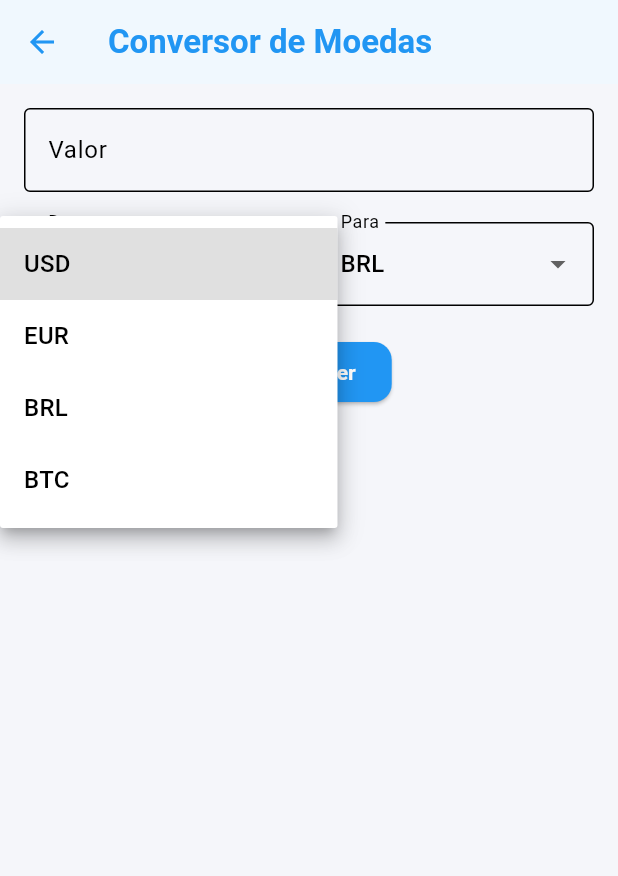
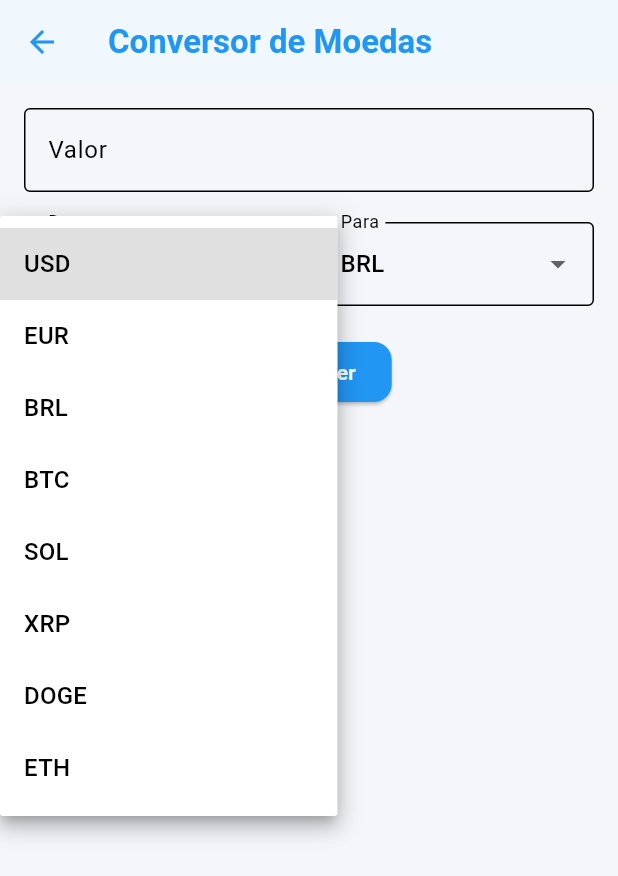
Before and after one commit to Marquin25/Cotation_app, a Flutter app: the ConverterScreen screen opened by its route, after a tap on "USD", on a phone screen of 412 x 824 dp. Shown: the top 876 px of the screen. Run offline on Flutter 3.47's test engine with Material 3 defaults, Android fonts, the light colour scheme and no system bars; project files that could hold a hidden picture were left out.

Commit message:
Adicionando mais moedas

```diff
--- a/lib/screens/converter_screen.dart
+++ b/lib/screens/converter_screen.dart
@@ -17,7 +17,7 @@ class _ConverterScreenState extends State<ConverterScreen> {
   bool _isLoading = false;
   String? _errorMessage;
 
-  final List<String> _currencies = ['USD', 'EUR', 'BRL', 'BTC'];
+  final List<String> _currencies = ['USD', 'EUR', 'BRL', 'BTC', 'SOL', 'XRP', 'DOGE', 'ETH'];
 
   void _convert() async {
     final amount = double.tryParse(_amountController.text) ?? 0.0;
--- a/lib/screens/current_quotes_screen.dart
+++ b/lib/screens/current_quotes_screen.dart
@@ -15,7 +15,7 @@ class _CurrentQuotesScreenState extends State<CurrentQuotesScreen> {
   final CurrencyService _service = CurrencyService();
   late Future<ApiResponse<List<Currency>>> _quotesFuture;
 
-  final List<String> currencies = ['USD', 'EUR', 'BRL', 'BTC', 'ETH', 'XRP', 'SOL'];
+  final List<String> currencies = ['USD', 'EUR', 'BRL', 'BTC', 'SOL', 'XRP', 'DOGE', 'ETH'];
 
   @override
   void initState() {
--- a/lib/screens/history_screen.dart
+++ b/lib/screens/history_screen.dart
@@ -58,7 +58,10 @@ class _HistoryScreenState extends State<HistoryScreen> {
                 Expanded(
                   child: DropdownButtonFormField<String>(
                     value: _selectedCurrency,
-                    items: ['USD-BRL', 'EUR-BRL', 'BTC-BRL']
+                    items: [
+                      'USD-BRL', 'EUR-BRL', 'BTC-BRL', 'SOL-BRL', 'XRP-BRL', 'DOGE-BRL',
+                      'ETH-BRL'
+                    ]
                         .map((pair) => DropdownMenuItem(
                               value: pair,
                               child: Text(pair),
--- a/lib/screens/settings_screen.dart
+++ b/lib/screens/settings_screen.dart
@@ -22,7 +22,7 @@ class SettingsScreen extends StatelessWidget {
           ),
           const ListTile(
             title: Text('Versão'),
-            subtitle: Text('1.0.0'),
+            subtitle: Text('2.0'),
           ),
           ListTile(
             title: const Text('Sobre'),
--- a/lib/utils/constants.dart
+++ b/lib/utils/constants.dart
@@ -2,7 +2,7 @@ class Constants {
   static const String appName = 'Cotações de Moedas';
 
   static const String currentQuotesUrl =
-      'https://economia.awesomeapi.com.br/json/last/USD-BRL,EUR-BRL,BTC-BRL';
+      'https://economia.awesomeapi.com.br/json/last/USD-BRL,EUR-BRL,BTC-BRL,SOL-BRL,XRP-BRL,DOGE-BRL,ETH-BRL';
 
   static const String converterUrl =
       'https://economia.awesomeapi.com.br/json/last/';
```
